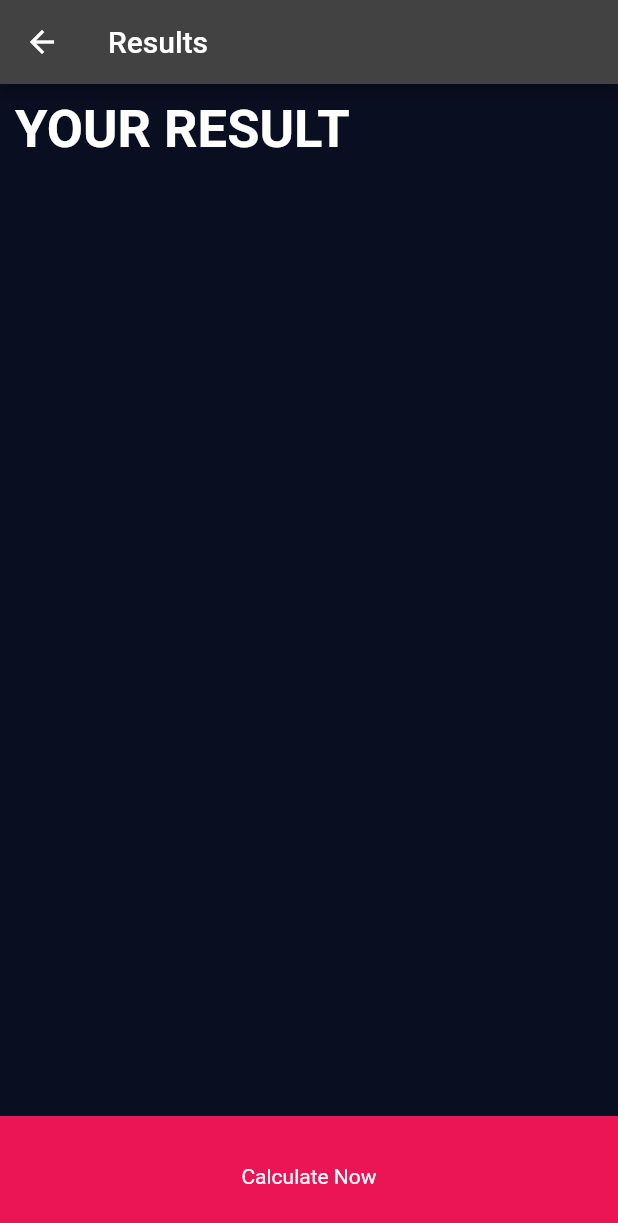
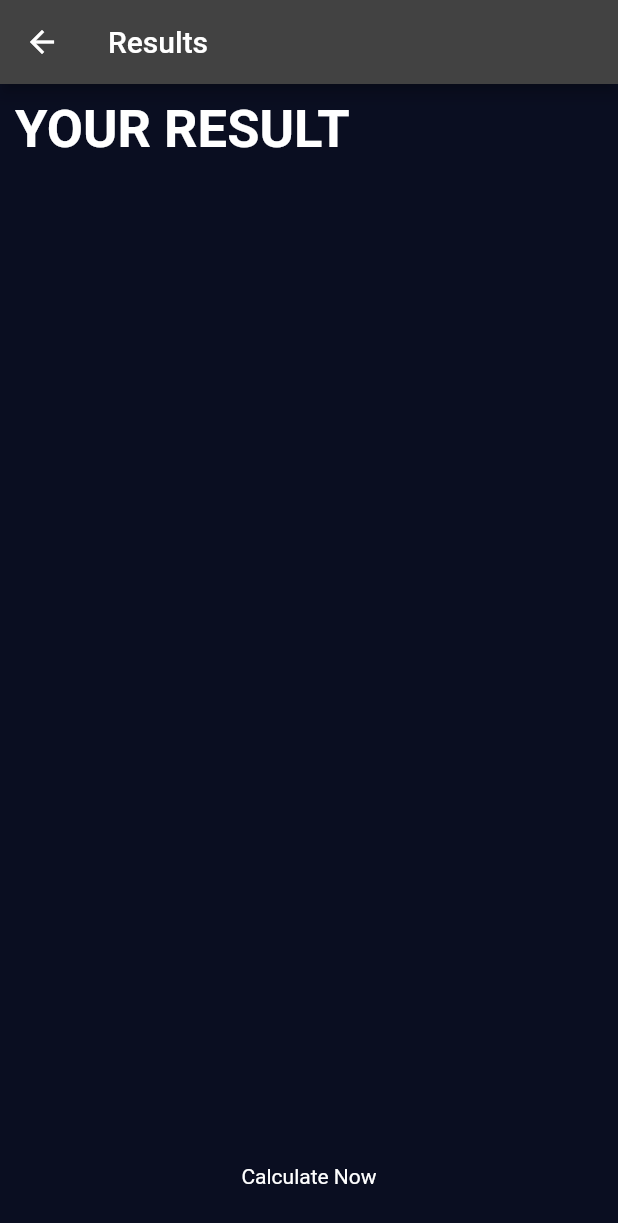
Before and after one commit to Ishj21/bmi-calculator, a Flutter app: the Results screen opened directly with empty values, on a phone screen of 412 x 824 dp. Shown: the top 1223 px of the screen. Run offline on Flutter 3.47's test engine with Material 2 defaults, Android fonts, the phone set to English and light mode, and no system bars; our stand-ins replace font_awesome_flutter.

Commit message:
Update results_page.dart

```diff
--- a/lib/results_page.dart
+++ b/lib/results_page.dart
@@ -57,9 +57,7 @@ class Results extends StatelessWidget {
             },
             child: Container(
               child: Center(child: Text('Calculate Now')),
-              color: Color(0xFFEB1555),
-              margin: EdgeInsets.only(top: 10.0),
-              width: double.infinity,
+              //here 2
               height: bottomContainerHeight,
             ),
           ),
```
